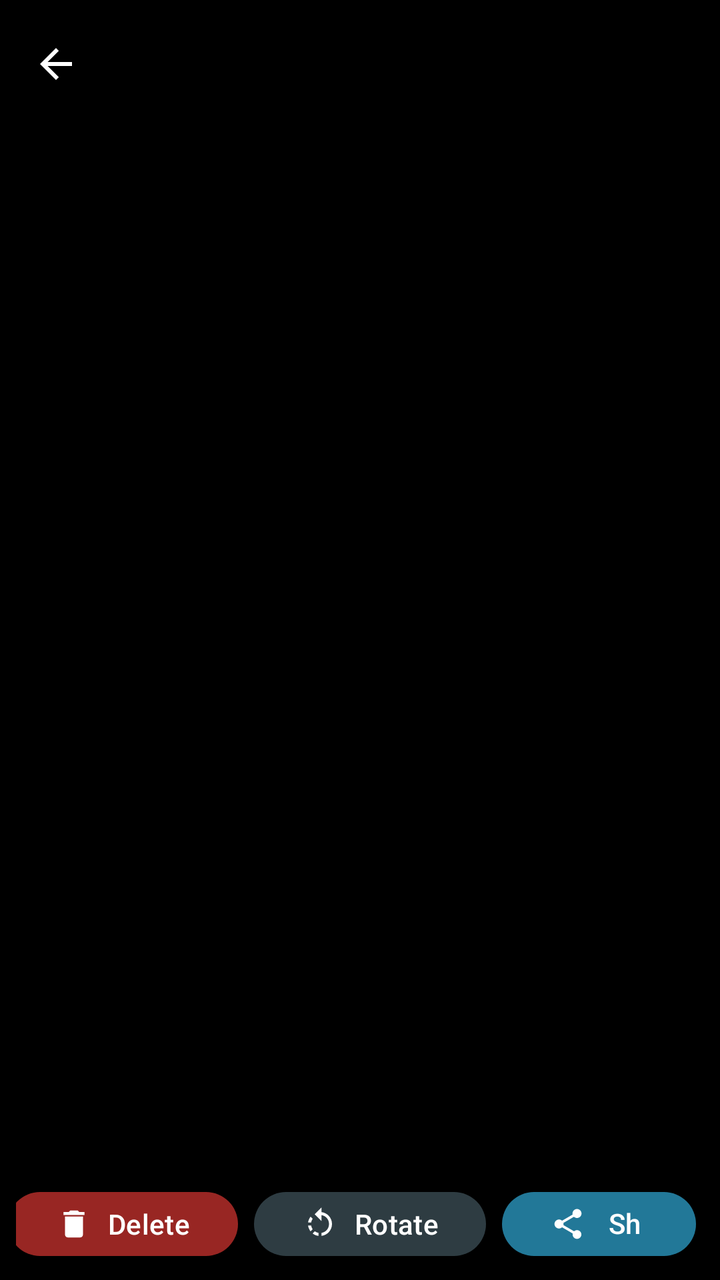
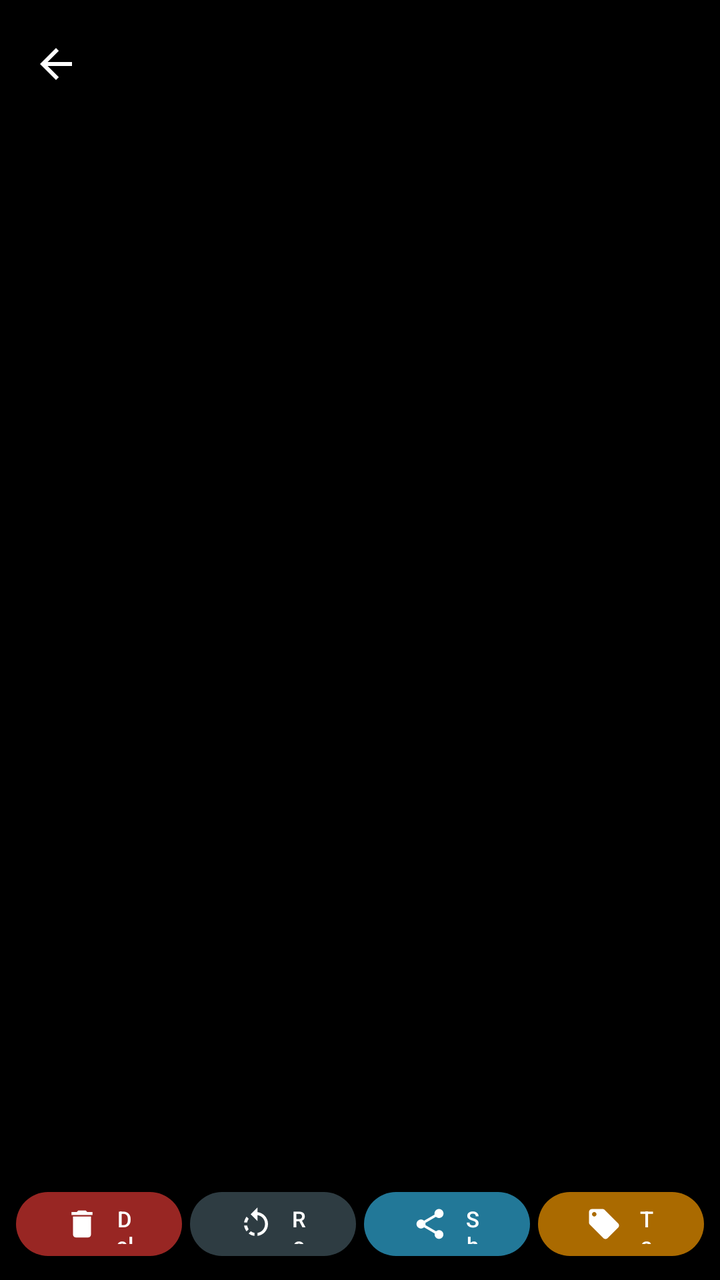

Before-and-after screenshots of an Android layout around one commit, followed by the original layout XML and the change that was made.
<!-- AndroidManifest.xml: application theme Theme.ImageCompressor -->
<!-- res/layout/activity_fullscreen.xml -->
<?xml version="1.0" encoding="utf-8"?>
<FrameLayout xmlns:android="http://schemas.android.com/apk/res/android"
    xmlns:app="http://schemas.android.com/apk/res-auto"
    android:layout_width="match_parent"
    android:layout_height="match_parent"
    android:background="#FF000000">

    <androidx.viewpager2.widget.ViewPager2
        android:id="@+id/viewPager"
        android:layout_width="match_parent"
        android:layout_height="match_parent" />

    <TextView
        android:id="@+id/tvTagBadge"
        android:layout_width="wrap_content"
        android:layout_height="wrap_content"
        android:layout_gravity="bottom|start"
        android:layout_marginBottom="72dp"
        android:layout_marginStart="12dp"
        android:background="#AA000000"
        android:textColor="@android:color/white"
        android:textSize="12sp"
        android:paddingHorizontal="10dp"
        android:paddingVertical="5dp"
        android:drawablePadding="6dp"
        android:drawableStart="@drawable/ic_tag"
        android:visibility="gone"
        android:contentDescription="Tags" />

    <com.google.android.material.appbar.MaterialToolbar
        android:id="@+id/toolbar"
        android:layout_width="match_parent"
        android:layout_height="?attr/actionBarSize"
        android:layout_gravity="top"
        app:navigationIcon="@drawable/ic_arrow_back"
        app:navigationIconTint="@android:color/white"
        android:background="#66000000"
        app:titleTextColor="@android:color/white" />

    <LinearLayout
        android:id="@+id/bottomBar"
        android:layout_width="match_parent"
        android:layout_height="wrap_content"
        android:layout_gravity="bottom"
        android:orientation="horizontal"
        android:gravity="center"
        android:background="#66000000"
        android:padding="8dp">

        <com.google.android.material.button.MaterialButton
            android:id="@+id/btnDelete"
            android:layout_width="wrap_content"
            android:layout_height="40dp"
            android:text="@string/delete"
            android:textColor="@android:color/white"
            app:icon="@drawable/ic_delete"
            app:iconTint="@android:color/white"
            app:backgroundTint="#AAE53935"
            style="@style/Widget.Material3.Button" />

        <com.google.android.material.button.MaterialButton
            android:id="@+id/btnRotate"
            android:layout_width="wrap_content"
            android:layout_height="40dp"
            android:layout_marginStart="8dp"
            android:text="@string/rotate"
            android:textColor="@android:color/white"
            app:icon="@drawable/ic_rotate"
            app:iconTint="@android:color/white"
            app:backgroundTint="#AA455A64"
            style="@style/Widget.Material3.Button" />

        <com.google.android.material.button.MaterialButton
            android:id="@+id/btnShare"
            android:layout_width="wrap_content"
            android:layout_height="40dp"
            android:layout_marginStart="8dp"
            android:text="@string/share"
            android:textColor="@android:color/white"
            app:icon="@drawable/ic_share"
            app:iconTint="@android:color/white"
            app:backgroundTint="#AA33B5E5"
            style="@style/Widget.Material3.Button" />

        <com.google.android.material.button.MaterialButton
            android:id="@+id/btnTag"
            android:layout_width="wrap_content"
            android:layout_height="40dp"
            android:layout_marginStart="8dp"
            android:text="@string/tag"
            android:textColor="@android:color/white"
            app:icon="@drawable/ic_tag"
            app:iconTint="@android:color/white"
            app:backgroundTint="#AAFFA000"
            style="@style/Widget.Material3.Button" />

    </LinearLayout>

</FrameLayout>
<!-- resources referenced by this layout -->
<resources>
  <!-- drawable ic_arrow_back (drawable) -->
  <vector xmlns:android="http://schemas.android.com/apk/res/android"
      android:width="24dp"
      android:height="24dp"
      android:viewportWidth="24"
      android:viewportHeight="24">
      <path
          android:fillColor="#FFFFFFFF"
          android:pathData="M20,11H7.83l5.59,-5.59L12,4l-8,8 8,8 1.41,-1.41L7.83,13H20v-2z" />
  </vector>
  <!-- drawable ic_delete (drawable) -->
  <vector xmlns:android="http://schemas.android.com/apk/res/android"
      android:width="24dp"
      android:height="24dp"
      android:viewportWidth="24"
      android:viewportHeight="24">
      <path
          android:fillColor="#FFFFFFFF"
          android:pathData="M6,19c0,1.1 0.9,2 2,2h8c1.1,0 2,-0.9 2,-2V7H6v12zM19,4h-3.5l-1,-1h-5l-1,1H5v2h14V4z" />
  </vector>
  <!-- drawable ic_rotate (drawable) -->
  <vector xmlns:android="http://schemas.android.com/apk/res/android"
      android:width="24dp"
      android:height="24dp"
      android:viewportWidth="24"
      android:viewportHeight="24">
      <path
          android:fillColor="#FFFFFFFF"
          android:pathData="M7.11,8.53L5.7,7.11C4.8,8.27 4.24,9.61 4.07,11h2.02c0.14,-0.87 0.49,-1.72 1.02,-2.47zM6.09,13H4.07c0.17,1.39 0.72,2.73 1.62,3.89l1.41,-1.42c-0.52,-0.75 -0.87,-1.59 -1.01,-2.47zM7.1,18.32c1.16 0.9 2.51 1.44 3.9,1.61V17.9c-0.87,-0.15 -1.71,-0.49 -2.46,-1.03L7.1,18.32zM13,4.07V1L8.45,5.55 13,10V6.09c2.84,0.45 5,2.81 5,5.91s-2.16,5.46 -5,5.91v2.02c3.95,-0.49 7,-3.85 7,-7.93s-3.05,-7.44 -7,-7.93z" />
  </vector>
  <!-- drawable ic_share (drawable) -->
  <vector xmlns:android="http://schemas.android.com/apk/res/android"
      android:width="24dp"
      android:height="24dp"
      android:viewportWidth="24"
      android:viewportHeight="24">
      <path
          android:fillColor="#FFFFFFFF"
          android:pathData="M18,16.08c-0.76,0 -1.44,0.3 -1.96,0.77L8.91,12.7c0.05,-0.23 0.09,-0.46 0.09,-0.7s-0.04,-0.47 -0.09,-0.7l7.05,-4.11c0.54,0.5 1.25,0.81 2.04,0.81c1.66,0 3,-1.34 3,-3s-1.34,-3 -3,-3s-3,1.34 -3,3c0,0.24 0.04,0.47 0.09,0.7L8.04,9.81C7.5,9.31 6.79,9 6,9c-1.66,0 -3,1.34 -3,3s1.34,3 3,3c0.79,0 1.5,-0.31 2.04,-0.81l7.12,4.16c-0.05,0.21 -0.08,0.43 -0.08,0.65c0,1.61 1.31,2.92 2.92,2.92c1.61,0 2.92,-1.31 2.92,-2.92S19.61,16.08 18,16.08z"/>
  </vector>
  <!-- drawable ic_tag (drawable) -->
  <vector xmlns:android="http://schemas.android.com/apk/res/android"
      android:width="24dp"
      android:height="24dp"
      android:viewportWidth="24"
      android:viewportHeight="24">
      <path
          android:fillColor="#FFFFFFFF"
          android:pathData="M21.41,11.58l-9,-9C12.05,2.22 11.55,2 11,2H4c-1.1,0 -2,0.9 -2,2v7c0,0.55 0.22,1.05 0.59,1.42l9,9c0.36,0.36 0.86,0.58 1.41,0.58c0.55,0 1.05,-0.22 1.41,-0.59l7,-7c0.37,-0.36 0.59,-0.86 0.59,-1.41c0,-0.55 -0.23,-1.06 -0.59,-1.42zM5.5,7C4.67,7 4,6.33 4,5.5S4.67,4 5.5,4S7,4.67 7,5.5S6.33,7 5.5,7z"/>
  </vector>
  <string name="delete">Delete</string>
  <string name="rotate">Rotate</string>
  <string name="share">Share</string>
  <string name="tag">Tag</string>
  <style name="Theme.ImageCompressor" parent="Theme.Material3.DayNight.NoActionBar">
          <item name="colorPrimary">#FF6750A4</item>
          <item name="colorOnPrimary">#FFFFFFFF</item>
          <item name="colorPrimaryContainer">#FFEADDFF</item>
          <item name="colorOnPrimaryContainer">#FF21005D</item>
          <item name="colorSecondary">#FF625B71</item>
          <item name="colorOnSecondary">#FFFFFFFF</item>
          <item name="colorSecondaryContainer">#FFE8DEF8</item>
          <item name="colorOnSecondaryContainer">#FF1D192B</item>
          <item name="colorTertiary">#FF7D5260</item>
          <item name="colorError">#FFB3261E</item>
      </style>
</resources>

<!-- the commit's change to res/layout/activity_fullscreen.xml (unified diff, before → after) -->
@@ -49,48 +49,60 @@
 
         <com.google.android.material.button.MaterialButton
             android:id="@+id/btnDelete"
-            android:layout_width="wrap_content"
+            android:layout_width="0dp"
             android:layout_height="40dp"
+            android:layout_weight="1"
+            android:layout_marginEnd="4dp"
             android:text="@string/delete"
             android:textColor="@android:color/white"
+            android:textSize="11sp"
             app:icon="@drawable/ic_delete"
             app:iconTint="@android:color/white"
+            app:iconSize="18dp"
             app:backgroundTint="#AAE53935"
             style="@style/Widget.Material3.Button" />
 
         <com.google.android.material.button.MaterialButton
             android:id="@+id/btnRotate"
-            android:layout_width="wrap_content"
+            android:layout_width="0dp"
             android:layout_height="40dp"
-            android:layout_marginStart="8dp"
+            android:layout_weight="1"
+            android:layout_marginEnd="4dp"
             android:text="@string/rotate"
             android:textColor="@android:color/white"
+            android:textSize="11sp"
             app:icon="@drawable/ic_rotate"
             app:iconTint="@android:color/white"
+            app:iconSize="18dp"
             app:backgroundTint="#AA455A64"
             style="@style/Widget.Material3.Button" />
 
         <com.google.android.material.button.MaterialButton
             android:id="@+id/btnShare"
-            android:layout_width="wrap_content"
+            android:layout_width="0dp"
             android:layout_height="40dp"
-            android:layout_marginStart="8dp"
+            android:layout_weight="1"
+            android:layout_marginEnd="4dp"
             android:text="@string/share"
             android:textColor="@android:color/white"
+            android:textSize="11sp"
             app:icon="@drawable/ic_share"
             app:iconTint="@android:color/white"
+            app:iconSize="18dp"
             app:backgroundTint="#AA33B5E5"
             style="@style/Widget.Material3.Button" />
 
         <com.google.android.material.button.MaterialButton
             android:id="@+id/btnTag"
-            android:layout_width="wrap_content"
+            android:layout_width="0dp"
             android:layout_height="40dp"
-            android:layout_marginStart="8dp"
+            android:layout_weight="1"
             android:text="@string/tag"
             android:textColor="@android:color/white"
+            android:textSize="11sp"
             app:icon="@drawable/ic_tag"
             app:iconTint="@android:color/white"
+            app:iconSize="18dp"
             app:backgroundTint="#AAFFA000"
             style="@style/Widget.Material3.Button" />
 
